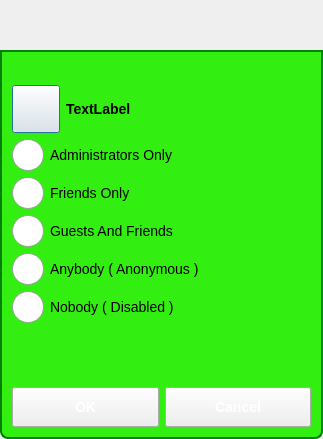
First picture: the form in GoTvApps/GoTvCommon/Forms/ActivityPermissions.ui, repository brettrjones/gotvptop, before the edit.
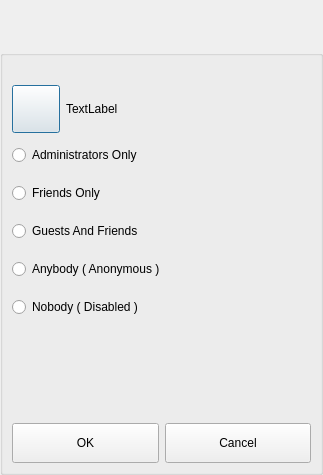
Second picture: the form after the edit. Icons and pictures are not drawn. Custom widgets are drawn as their Qt base class.

The edit to the form file:
```diff
--- a/GoTvApps/GoTvCommon/Forms/ActivityPermissions.ui
+++ b/GoTvApps/GoTvCommon/Forms/ActivityPermissions.ui
@@ -7,7 +7,7 @@
     <x>0</x>
     <y>0</y>
     <width>323</width>
-    <height>439</height>
+    <height>475</height>
    </rect>
   </property>
   <property name="sizePolicy">
@@ -25,86 +25,6 @@
   <property name="windowTitle">
    <string>Dialog</string>
   </property>
-  <property name="styleSheet">
-   <string notr="true">QDialog#PermissionsDlg
-{   
-color: transparent;
-background-color: transparent;
-border: 1px solid transparent;
-border-radius: 8px; 
-}
-
-#DialogTitleBox
-{   
-color: black;
-background-color: rgb(50,238,17);
-border: 2px solid green;
-border-top-left-radius: 8px; 
-border-top-right-radius: 8px;
-}
-#DialogTitleLabel
-{   
-color: black;
-}
-#DialogItemsGroupBox
-{   
-background-color: rgb(50,238,17);
-border: 2px solid green;
-border-top-color: green; 
-border-bottom-left-radius: 8px; 
-border-bottom-right-radius: 8px;
-}
-QPushButton#CancelButton
-{
-color: white;
-font: bold 14px;
-border-width: 10;
-border-image: url(:/MyP2PWeb/Resources/button_green_normal.png)10;
-padding: -10;
-}
-QPushButton#CancelButton:pressed
-{
-border-width: 10;
-border-image: url(:/MyP2PWeb/Resources/button_green_pressed.png);
-padding: -10;
-}
-QPushButton#OkButton
-{
-color: white;
-font: bold 14px;
-border-width: 10;
-border-image: url(:/MyP2PWeb/Resources/button_green_normal.png);
-padding: -10;
-}
-QPushButton#OkButton:pressed
-{
-border-width: 10;
-border-image: url(:/MyP2PWeb/Resources/button_green_pressed.png);
-padding: -10;
-}
-QLabel#PermissionLabel
-{
-font: bold 14px;
-}
-QRadioButton
-{
-	font: 14px;
-}
- QRadioButton::indicator 
-{
-     width: 32px;
-     height: 32px;
- }
- QRadioButton::indicator::unchecked 
-{
-image: url(:/MyP2PWeb/Resources/radio_button_green_unselected.png);
-}
- QRadioButton::indicator::checked 
-{
-image: url(:/MyP2PWeb/Resources/radio_button_green_selected.png);    
-}
-</string>
-  </property>
   <layout class="QVBoxLayout" name="verticalLayout_2">
    <property name="spacing">
     <number>0</number>
@@ -318,6 +238,12 @@
    <header>TitleBarWidget.h</header>
    <container>1</container>
   </customwidget>
+  <customwidget>
+   <class>BottomBarWidget</class>
+   <extends>QWidget</extends>
+   <header location="global">BottomBarWidget.h</header>
+   <container>1</container>
+  </customwidget>
   <customwidget>
    <class>VxPushButton</class>
    <extends>QPushButton</extends>
```
Left out of the diff: 21 changed lines with no effect on the pictures.
